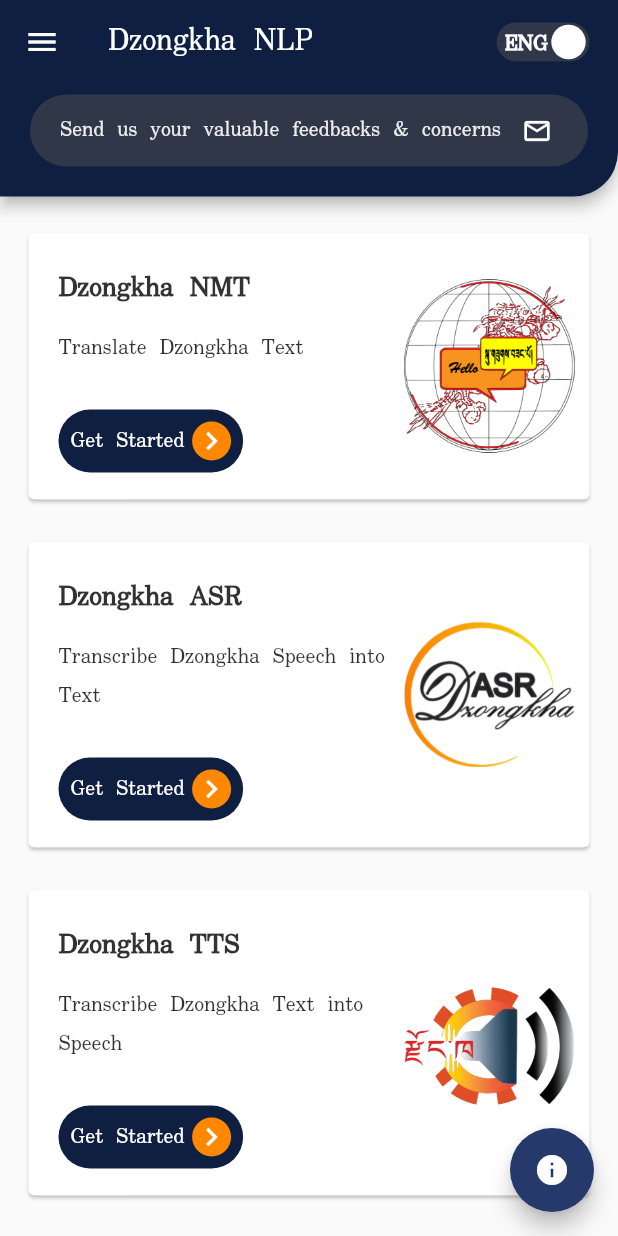
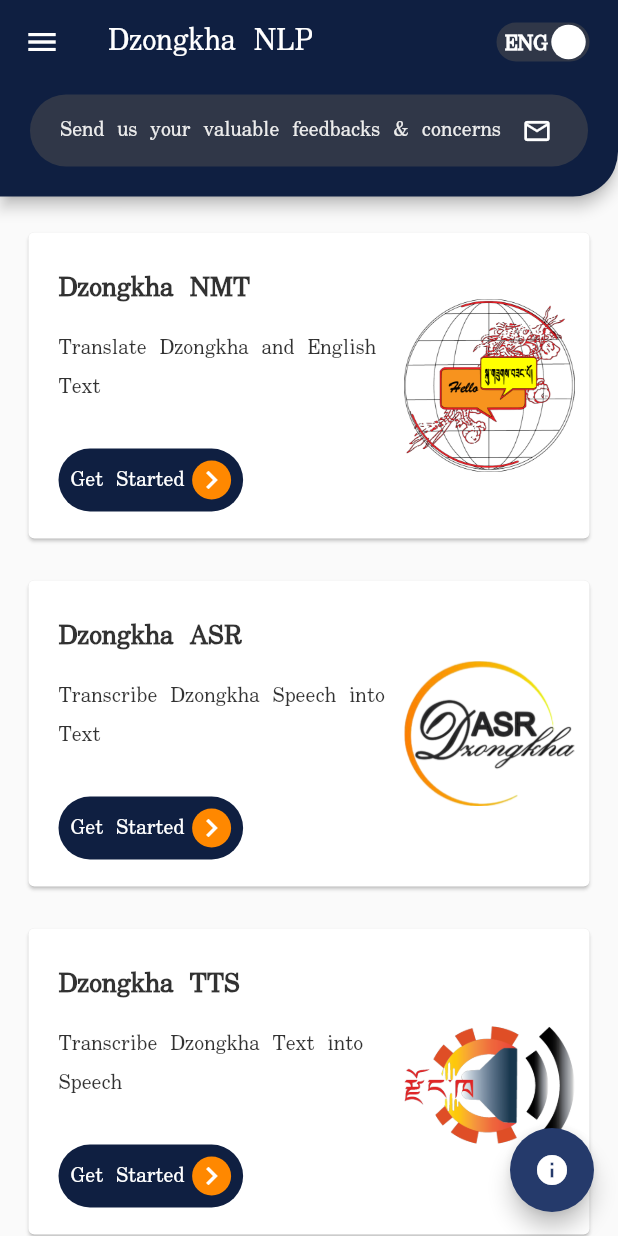
Before and after one commit to kinleyrabgay/nlp-v0, a Flutter app: the DashboardScreen screen opened directly, on a phone screen of 412 x 824 dp. Run offline on Flutter 3.47's test engine with Material 2 defaults, Android fonts, the phone set to English and light mode, and no system bars; drawn by our look-alikes of flutter_switch; our stand-ins replace audioplayers, file_picker, flutter_spinkit, flutter_svg, permission_handler, share_plus and 1 more; missing offline and left inert: record; accounts and stored records are empty.

Commit message:
NMT Description updated

```diff
--- a/lib/pages/dashboard/dashboard_screen.dart
+++ b/lib/pages/dashboard/dashboard_screen.dart
@@ -92,7 +92,7 @@ class _DashboardScreenState extends State<DashboardScreen> {
                           ? "Dzongkha NMT"
                           : "རྫོང་ཁའི་སྐད་སྒྱུར།",
                       subtitle: englishState.isEnglishSelected
-                          ? "Translate Dzongkha Text"
+                          ? "Translate Dzongkha and English Text"
                           : "རྫོང་ཁིའི་ཚིག་ཡིག་སྐད་སྒྱུར་འབད།",
                       imagepath: "assets/img/nmt_logo.png",
                       cardcolor: Colors.white,
```
